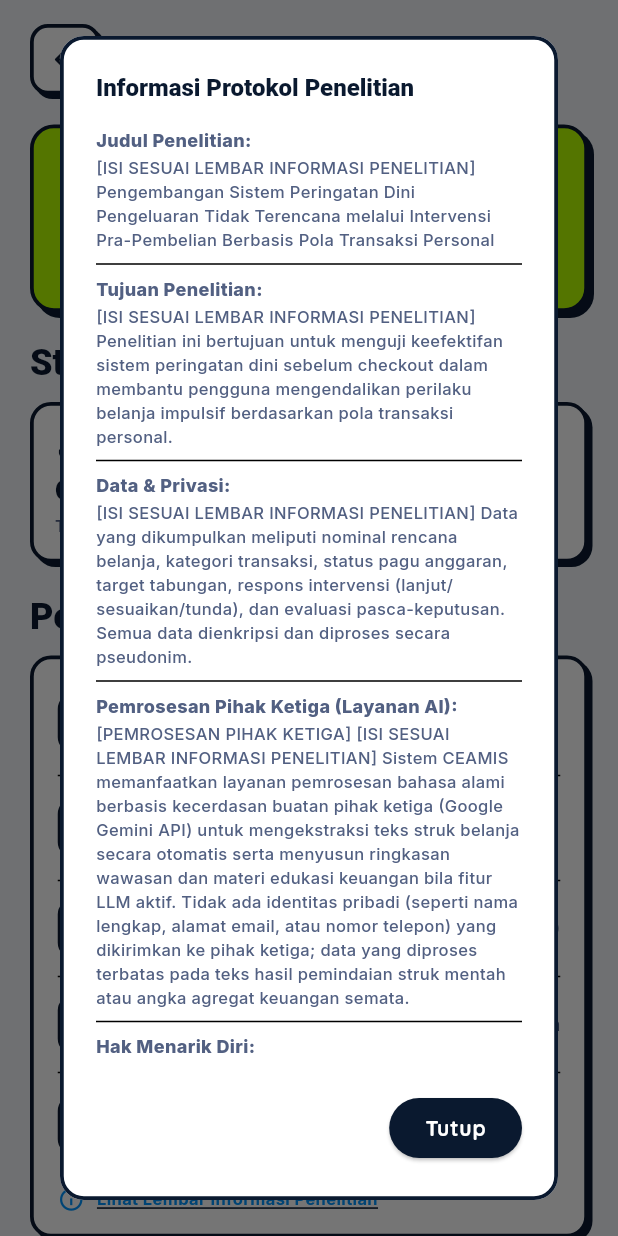
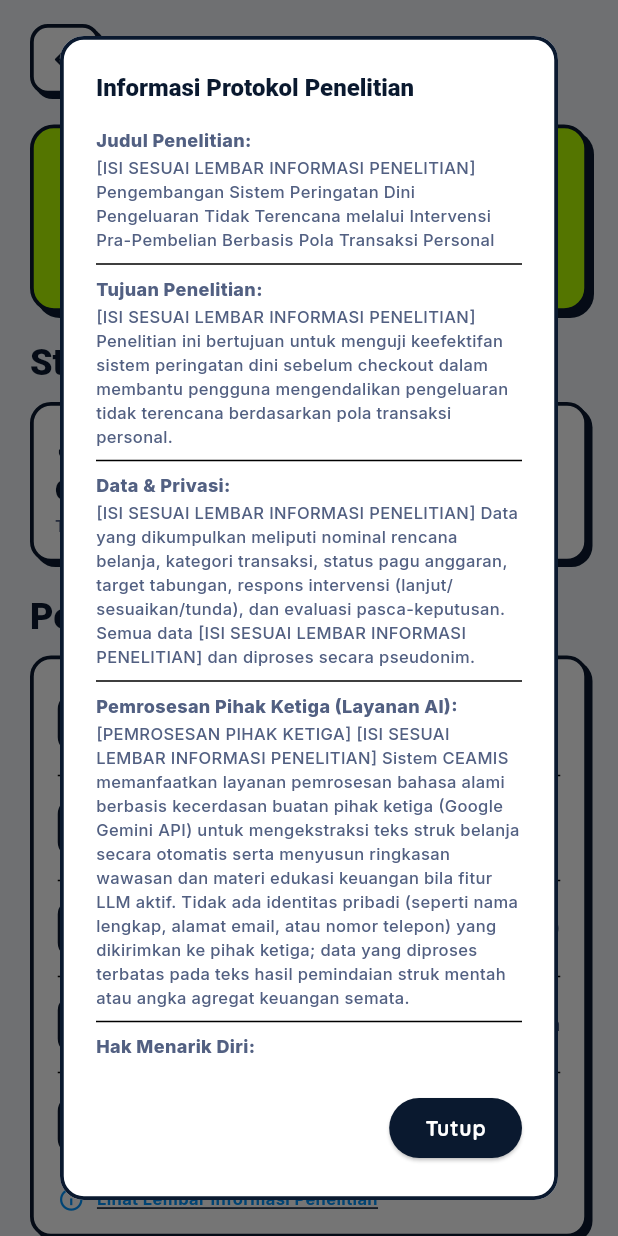
Before and after one commit to DanuZen/ceamis_capstone, a Flutter app: the ProfileScreen screen opened by its route, after a tap on "Lihat Lembar Informasi Penelitian", on a phone screen of 412 x 824 dp. Run offline on Flutter 3.47's test engine with Material 3 defaults, Android fonts, the phone set to English and light mode, and no system bars; our stand-ins replace dio, flutter_dotenv, flutter_riverpod, flutter_secure_storage, go_router, google_fonts and 2 more; missing offline and left inert: google_mlkit_text_recognition; accounts and stored records are empty; network calls fail.

Commit message:
G3: koreksi teks persetujuan, isolasi berkas ekspor, dan dokumentasi data sintetis

```diff
--- a/mobile/lib/core/constants/consent_text.dart
+++ b/mobile/lib/core/constants/consent_text.dart
@@ -12,10 +12,10 @@
       '[ISI SESUAI LEMBAR INFORMASI PENELITIAN] Pengembangan Sistem Peringatan Dini Pengeluaran Tidak Terencana melalui Intervensi Pra-Pembelian Berbasis Pola Transaksi Personal';
 
   static const String researchPurpose =
-      '[ISI SESUAI LEMBAR INFORMASI PENELITIAN] Penelitian ini bertujuan untuk menguji keefektifan sistem peringatan dini sebelum checkout dalam membantu pengguna mengendalikan perilaku belanja impulsif berdasarkan pola transaksi personal.';
+      '[ISI SESUAI LEMBAR INFORMASI PENELITIAN] Penelitian ini bertujuan untuk menguji keefektifan sistem peringatan dini sebelum checkout dalam membantu pengguna mengendalikan pengeluaran tidak terencana berdasarkan pola transaksi personal.';
 
   static const String dataCollected =
-      '[ISI SESUAI LEMBAR INFORMASI PENELITIAN] Data yang dikumpulkan meliputi nominal rencana belanja, kategori transaksi, status pagu anggaran, target tabungan, respons intervensi (lanjut/sesuaikan/tunda), dan evaluasi pasca-keputusan. Semua data dienkripsi dan diproses secara pseudonim.';
+      '[ISI SESUAI LEMBAR INFORMASI PENELITIAN] Data yang dikumpulkan meliputi nominal rencana belanja, kategori transaksi, status pagu anggaran, target tabungan, respons intervensi (lanjut/sesuaikan/tunda), dan evaluasi pasca-keputusan. Semua data [ISI SESUAI LEMBAR INFORMASI PENELITIAN] dan diproses secara pseudonim.';
 
   static const String thirdPartyProcessing =
       '[PEMROSESAN PIHAK KETIGA] [ISI SESUAI LEMBAR INFORMASI PENELITIAN] '
@@ -28,7 +28,7 @@
       '[ISI SESUAI LEMBAR INFORMASI PENELITIAN] Partisipasi bersifat sukarela. Anda berhak menarik persetujuan partisipasi penelitian kapan saja melalui menu Pengaturan Profil tanpa konsekuensi atau sanksi apa pun.';
 
   static const String researcherContact =
-      '[ISI SESUAI LEMBAR INFORMASI PENELITIAN] Peneliti Utama: Danu (Kontak: peneliti@ceamis.ac.id / WhatsApp Lab Riset Komputasi).';
+      '[ISI SESUAI LEMBAR INFORMASI PENELITIAN] Peneliti Utama: [NAMA PENELITI] (Surat Elektronik: [SURAT ELEKTRONIK PENELITI]), Dosen Pembimbing: [NAMA DOSEN PEMBIMBING].';
 
   static const String consentCheckboxLabel =
       'Saya telah membaca informasi di atas dan menyatakan SETUJU untuk berpartisipasi dalam penelitian ini.';
```
Also changed, not shown: 5 other files.
